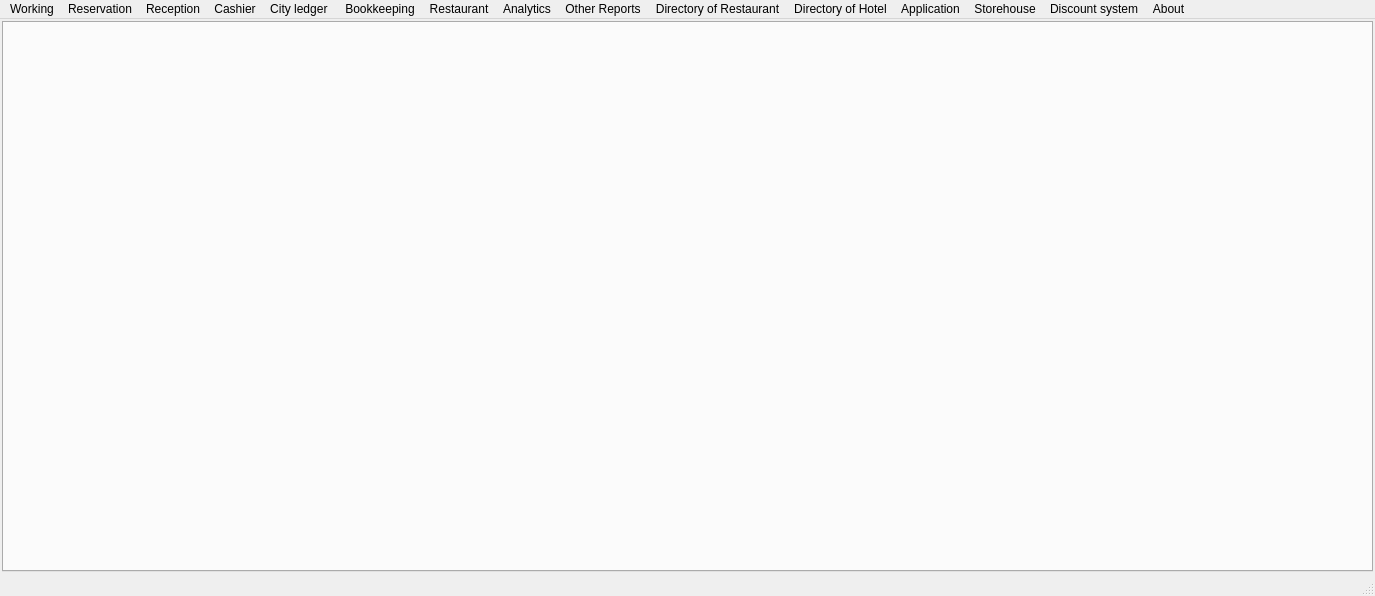
Above: Resort/mainwindow.ui from End1-1/Resort before the change. Below: the same form after it.
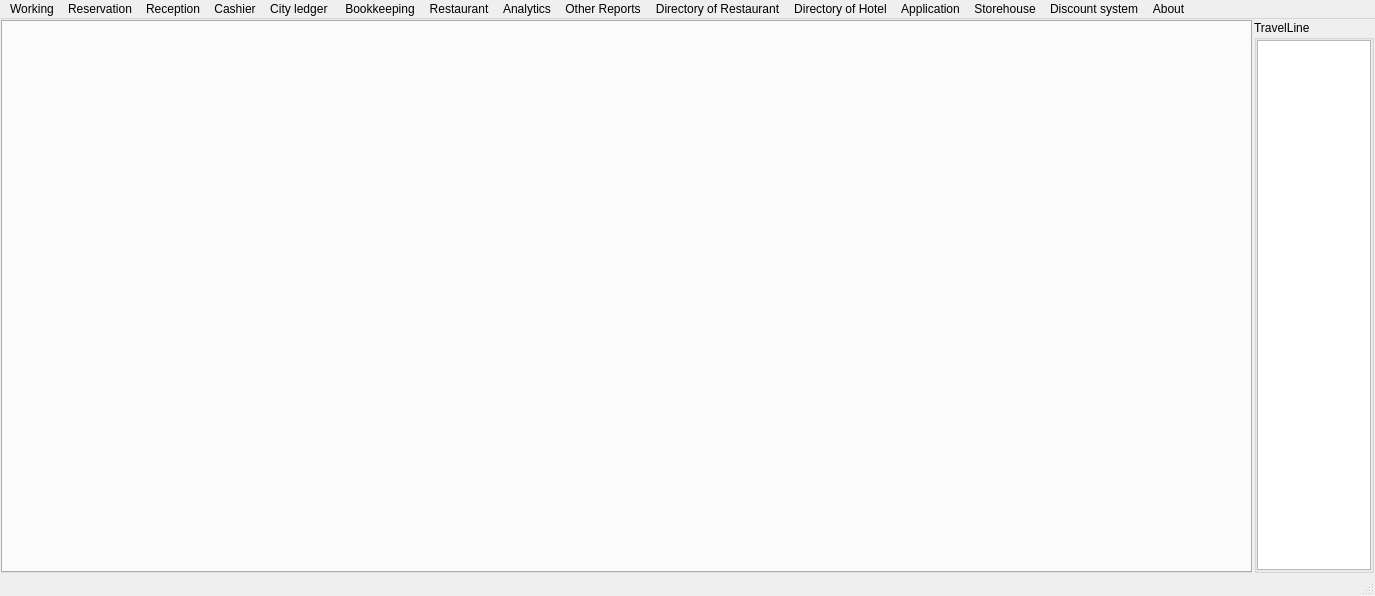
That is the form after the change. Icons and pictures are not drawn.

The edit to the form file:
```diff
--- a/Resort/mainwindow.ui
+++ b/Resort/mainwindow.ui
@@ -22,16 +22,16 @@
      <number>2</number>
     </property>
     <property name="leftMargin">
-     <number>2</number>
+     <number>1</number>
     </property>
     <property name="topMargin">
-     <number>2</number>
+     <number>1</number>
     </property>
     <property name="rightMargin">
-     <number>2</number>
+     <number>1</number>
     </property>
     <property name="bottomMargin">
-     <number>2</number>
+     <number>1</number>
     </property>
     <item>
      <widget class="QTabWidget" name="tabWidget">
@@ -55,6 +55,45 @@
       </property>
      </widget>
     </item>
+    <item>
+     <widget class="QGroupBox" name="grTravelLine">
+      <property name="minimumSize">
+       <size>
+        <width>120</width>
+        <height>0</height>
+       </size>
+      </property>
+      <property name="maximumSize">
+       <size>
+        <width>120</width>
+        <height>16777215</height>
+       </size>
+      </property>
+      <property name="title">
+       <string>TravelLine</string>
+      </property>
+      <layout class="QVBoxLayout" name="verticalLayout">
+       <property name="spacing">
+        <number>2</number>
+       </property>
+       <property name="leftMargin">
+        <number>0</number>
+       </property>
+       <property name="topMargin">
+        <number>0</number>
+       </property>
+       <property name="rightMargin">
+        <number>0</number>
+       </property>
+       <property name="bottomMargin">
+        <number>0</number>
+       </property>
+       <item>
+        <widget class="QListWidget" name="lstTravelLine"/>
+       </item>
+      </layout>
+     </widget>
+    </item>
    </layout>
   </widget>
   <widget class="QMenuBar" name="menuBar">
```
Left out of the diff: 10 changed lines with no effect on the pictures.
